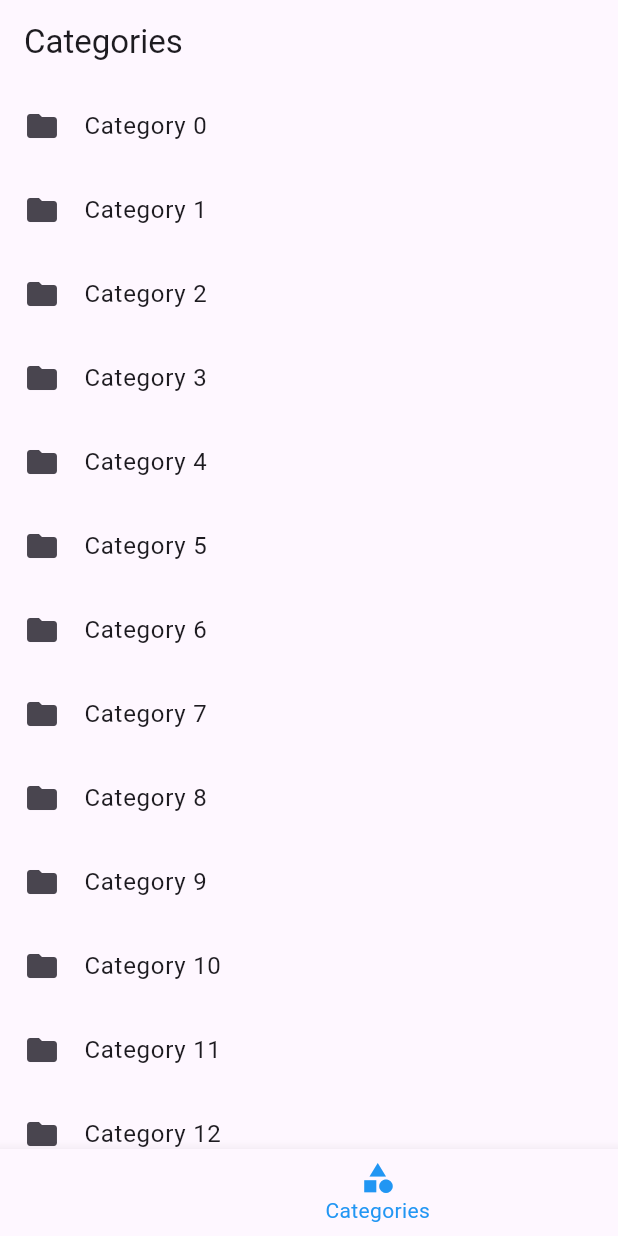
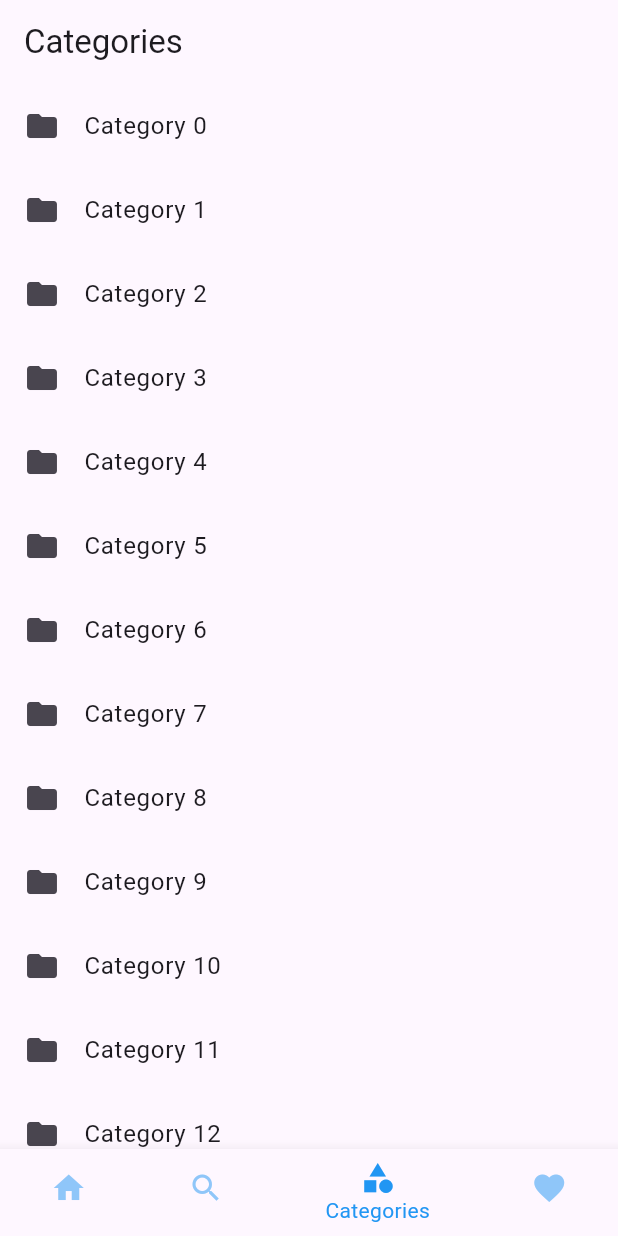
Before and after one commit to pujanpoudel/wallpaper_app, a Flutter app: the screen it shows after launch, item 3 of the bottom bar chosen, on a phone screen of 412 x 824 dp. Run offline on Flutter 3.47's test engine with Material 3 defaults, Android fonts, the phone set to English and light mode, and no system bars; network calls fail.

Commit message:
some issues

```diff
--- a/lib/screens/nav_bar.dart
+++ b/lib/screens/nav_bar.dart
@@ -10,16 +10,27 @@ class BottomNavBar extends StatelessWidget {
   @override
   Widget build(BuildContext context) {
     return BottomNavigationBar(
-      fixedColor: Colors.blue,
-      backgroundColor: Colors.black,
+      selectedItemColor: Colors.blue,
+      unselectedItemColor: Colors.blue.withOpacity(.5),
       currentIndex: currentIndex,
       onTap: onTap,
       items: const [
-        BottomNavigationBarItem(icon: Icon(Icons.home), label: 'Home'),
-        BottomNavigationBarItem(icon: Icon(Icons.search), label: 'Search'),
         BottomNavigationBarItem(
-            icon: Icon(Icons.category), label: 'Categories'),
-        BottomNavigationBarItem(icon: Icon(Icons.favorite), label: 'Favorites'),
+            icon: Icon(Icons.home),
+            // backgroundColor: Colors.lightBlue,
+            label: 'Home'),
+        BottomNavigationBarItem(
+            icon: Icon(Icons.search),
+            // backgroundColor: Colors.lightBlue,
+            label: 'Search'),
+        BottomNavigationBarItem(
+            icon: Icon(Icons.category),
+            // backgroundColor: Colors.lightBlue,
+            label: 'Categories'),
+        BottomNavigationBarItem(
+            icon: Icon(Icons.favorite),
+            // backgroundColor: Colors.lightBlue,
+            label: 'Favorites'),
       ],
     );
   }
```
Also changed, not shown: lib/providers/mega_provider.dart (+38 -8 lines), 2 other files.
